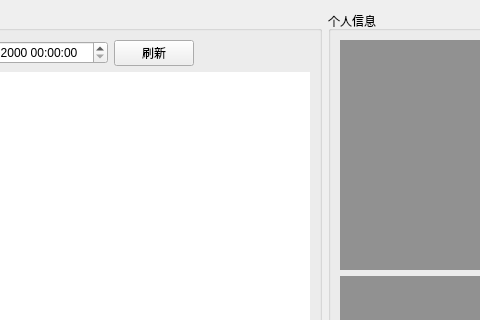
NevilleNoah/HikvisionCamera2, file houseview.ui: the form before one commit; both pictures show x 211 to 691 and y 0 to 320 of the 1080 by 680 pixel window.
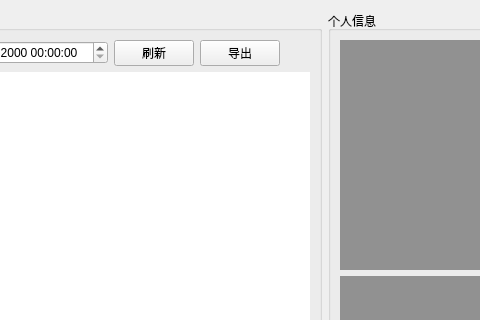
The form after the commit.

```diff
--- a/houseview.ui
+++ b/houseview.ui
@@ -37,6 +37,13 @@
             </property>
            </widget>
           </item>
+          <item>
+           <widget class="QPushButton" name="exportbtn">
+            <property name="text">
+             <string>导出</string>
+            </property>
+           </widget>
+          </item>
           <item>
            <spacer name="horizontalSpacer">
             <property name="orientation">
```
